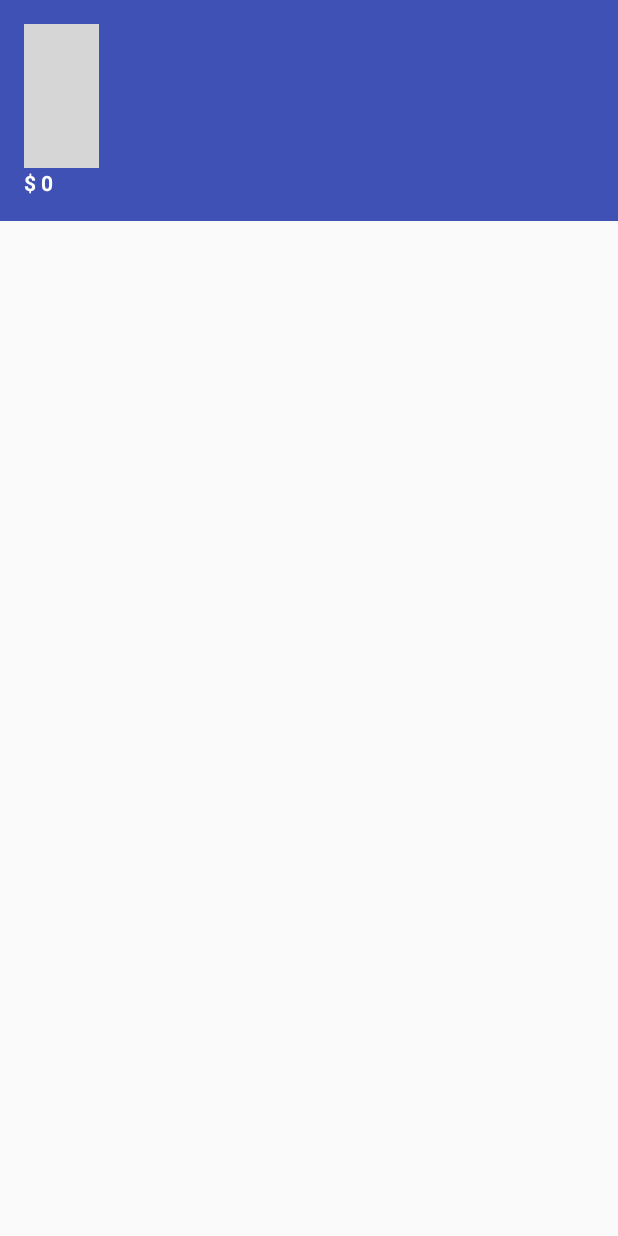
After one commit to FunesLisseth/DesAppCastor, an Android app: the layout header_layout.xml on its own in the app's theme, with its tools: preview values and no code run, on a phone screen of 412 x 824 dp. The commit adds this screen. Run offline under Robolectric (Android 15) with nearby library versions, the phone set to English and light mode, and no system bars; grey boxes are pictures that could not be loaded.

Commit message:
Segundo Commit

```diff
--- a/app/build.gradle
+++ b/app/build.gradle
@@ -28,5 +28,8 @@ dependencies {
     testCompile 'junit:junit:4.12'
     compile 'com.android.support:appcompat-v7:24.0.0'
     compile 'com.android.support:design:24.0.0'
+    compile 'com.android.support:recyclerview-v7:24.0.0'
+    compile 'com.android.support:support-v4:24.0.0'
     compile 'com.jakewharton:butterknife:6.1.0'
+    compile 'com.journeyapps:zxing-android-embedded:3.3.0'
 }
--- /dev/null
+++ b/app/src/main/res/layout/header_layout.xml
@@ -0,0 +1,66 @@
+<?xml version="1.0" encoding="utf-8"?>
+
+<LinearLayout xmlns:android="http://schemas.android.com/apk/res/android"
+android:layout_width="match_parent"
+android:layout_height="wrap_content"
+android:background="@color/colorPrimary"
+android:gravity="bottom"
+android:orientation="vertical"
+android:padding="@dimen/padding_izquierdo_cabecera"
+android:theme="@style/ThemeOverlay.AppCompat.Dark">
+
+<!-- Logo Rico Pa' Rico -->
+<ImageView
+    android:id="@+id/imageView3"
+    android:layout_width="@dimen/ancho_logo"
+    android:layout_height="wrap_content"
+    android:src="@drawable/logo_castor" />
+
+<TableLayout
+    android:layout_width="match_parent"
+    android:layout_height="wrap_content"
+    android:layout_gravity="center_vertical"
+    android:columnCount="2"
+    android:orientation="vertical"
+    android:rowCount="2">
+
+
+    <TableRow
+        android:layout_width="match_parent"
+        android:layout_height="match_parent">
+
+        <!--ImageView
+            android:id="@+id/icono_carrito"
+            android:layout_width="wrap_content"
+            android:layout_height="wrap_content"
+            android:layout_marginRight="8dp"
+            android:src="@drawable/carrito_compras" /-->
+
+        <!--TextView
+            android:id="@+id/etiqueta_carrito"
+            android:layout_width="wrap_content"
+            android:layout_height="wrap_content"
+            android:layout_gravity="center_vertical"
+            android:text="@string/etiqueta_carrito"
+            android:textAppearance="@style/TextAppearance.AppCompat.Body1"
+            android:textStyle="bold" /-->
+
+    </TableRow>
+
+    <TableRow
+        android:layout_width="match_parent"
+        android:layout_height="match_parent">
+
+        <TextView
+            android:id="@+id/texto_total_carrito"
+            android:layout_width="wrap_content"
+            android:layout_height="wrap_content"
+            android:layout_column="1"
+            android:layout_gravity="center_vertical"
+            android:text="$ 0"
+            android:textAppearance="@style/TextAppearance.AppCompat.Body1"
+            android:textStyle="bold" />
+    </TableRow>
+
+</TableLayout>
+</LinearLayout>
--- a/app/src/main/res/values/dimens.xml
+++ b/app/src/main/res/values/dimens.xml
@@ -2,4 +2,6 @@
     <!-- Default screen margins, per the Android Design guidelines. -->
     <dimen name="activity_horizontal_margin">16dp</dimen>
     <dimen name="activity_vertical_margin">16dp</dimen>
+    <dimen name="padding_izquierdo_cabecera">16dp</dimen>
+    <dimen name="ancho_logo">50dp</dimen>
 </resources>
--- a/app/src/main/res/values/strings.xml
+++ b/app/src/main/res/values/strings.xml
@@ -1,3 +1,7 @@
 <resources>
     <string name="app_name">DesAppCastor</string>
+
+
+    <string name="item_inicio">Inicio</string>
+
 </resources>
--- a/build.gradle
+++ b/build.gradle
@@ -6,7 +6,6 @@ buildscript {
     }
     dependencies {
         classpath 'com.android.tools.build:gradle:2.1.2'
-
         // NOTE: Do not place your application dependencies here; they belong
         // in the individual module build.gradle files
     }
@@ -15,6 +14,9 @@ buildscript {
 allprojects {
     repositories {
         jcenter()
+        dependencies {
+            apply plugin: 'idea'
+        }
     }
 }
 
```
Also changed, not shown: app/src/main/java/castor/pe/desappcastor/MainActivity.java (+38 -1 lines), app/src/main/res/drawable/ic_home.xml (added, +9 -0 lines), app/src/main/res/drawable/ic_menu_black_24dp.xml (added, +9 -0 lines), app/src/main/res/layout/activity_main.xml (+17 -12 lines), app/src/main/res/layout/content_main.xml (added, +27 -0 lines), app/src/main/res/menu/menu_layout.xml (added, +18 -0 lines), gradle/wrapper/gradle-wrapper.properties.
